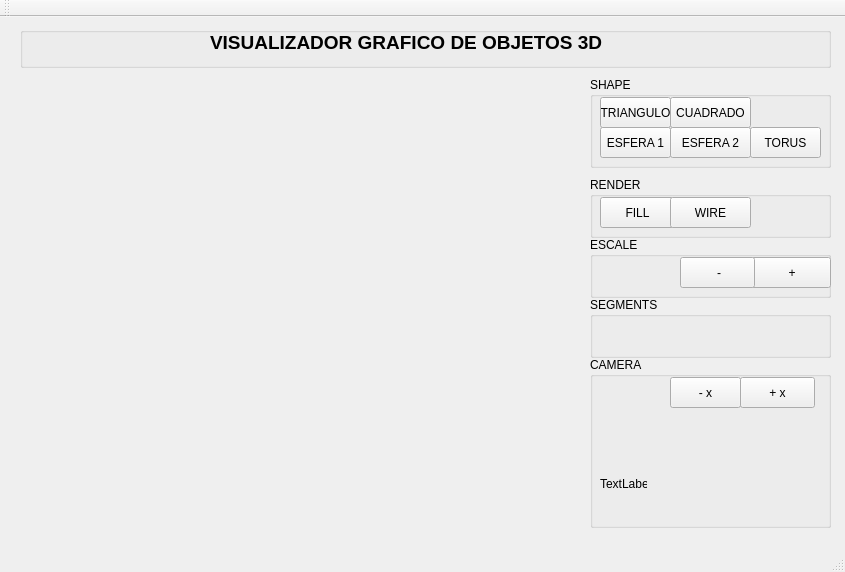
Above: ProyectoVisualizacion3D/ProyectoVisualizacion3D.ui from katriel18/ProyectoVisualizacion3D before the change. Below: the same form after it.
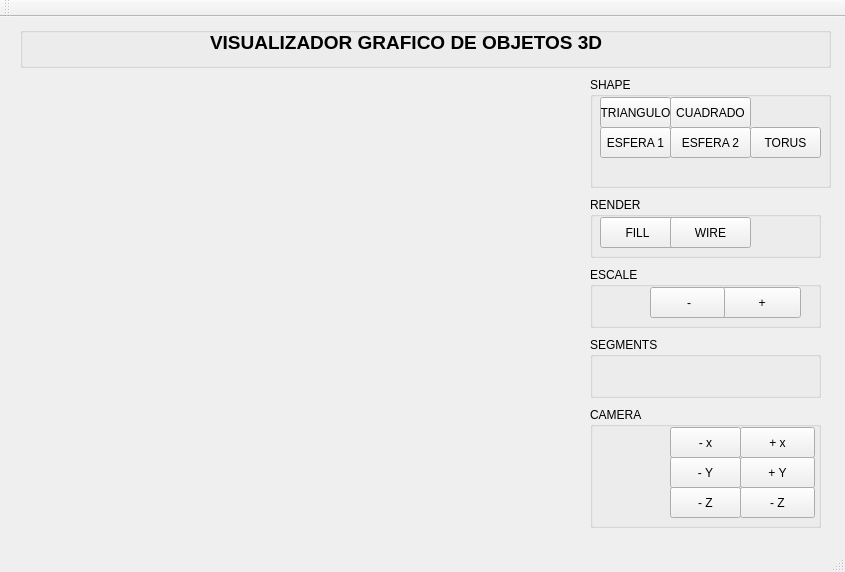
That is the form after the change.

The edit to the form file:
```diff
--- a/ProyectoVisualizacion3D/ProyectoVisualizacion3D.ui
+++ b/ProyectoVisualizacion3D/ProyectoVisualizacion3D.ui
@@ -31,7 +31,7 @@
       <x>590</x>
       <y>60</y>
       <width>241</width>
-      <height>91</height>
+      <height>111</height>
      </rect>
     </property>
     <property name="title">
@@ -107,8 +107,8 @@
     <property name="geometry">
      <rect>
       <x>590</x>
-      <y>160</y>
-      <width>241</width>
+      <y>180</y>
+      <width>231</width>
       <height>61</height>
      </rect>
     </property>
@@ -146,8 +146,8 @@
     <property name="geometry">
      <rect>
       <x>590</x>
-      <y>280</y>
-      <width>241</width>
+      <y>320</y>
+      <width>231</width>
       <height>61</height>
      </rect>
     </property>
@@ -159,9 +159,9 @@
     <property name="geometry">
      <rect>
       <x>590</x>
-      <y>340</y>
-      <width>241</width>
-      <height>171</height>
+      <y>390</y>
+      <width>231</width>
+      <height>121</height>
      </rect>
     </property>
     <property name="title">
@@ -206,19 +206,6 @@
       <string/>
      </property>
     </widget>
-    <widget class="QLabel" name="label_5">
-     <property name="geometry">
-      <rect>
-       <x>10</x>
-       <y>120</y>
-       <width>47</width>
-       <height>13</height>
-      </rect>
-     </property>
-     <property name="text">
-      <string>TextLabel</string>
-     </property>
-    </widget>
     <widget class="QPushButton" name="pushButton_10">
      <property name="geometry">
       <rect>
@@ -245,6 +232,58 @@
       <string>+ x</string>
      </property>
     </widget>
+    <widget class="QPushButton" name="pushButton_12">
+     <property name="geometry">
+      <rect>
+       <x>80</x>
+       <y>50</y>
+       <width>71</width>
+       <height>31</height>
+      </rect>
+     </property>
+     <property name="text">
+      <string>- Y</string>
+     </property>
+    </widget>
+    <widget class="QPushButton" name="pushButton_13">
+     <property name="geometry">
+      <rect>
+       <x>150</x>
+       <y>50</y>
+       <width>75</width>
+       <height>31</height>
+      </rect>
+     </property>
+     <property name="text">
+      <string>+ Y</string>
+     </property>
+    </widget>
+    <widget class="QPushButton" name="pushButton_14">
+     <property name="geometry">
+      <rect>
+       <x>80</x>
+       <y>80</y>
+       <width>71</width>
+       <height>31</height>
+      </rect>
+     </property>
+     <property name="text">
+      <string>- Z</string>
+     </property>
+    </widget>
+    <widget class="QPushButton" name="pushButton_15">
+     <property name="geometry">
+      <rect>
+       <x>150</x>
+       <y>80</y>
+       <width>75</width>
+       <height>31</height>
+      </rect>
+     </property>
+     <property name="text">
+      <string>- Z</string>
+     </property>
+    </widget>
    </widget>
    <widget class="QGroupBox" name="groupBox_5">
     <property name="geometry">
@@ -283,8 +322,8 @@
     <property name="geometry">
      <rect>
       <x>590</x>
-      <y>220</y>
-      <width>241</width>
+      <y>250</y>
+      <width>231</width>
       <height>61</height>
      </rect>
     </property>
@@ -294,7 +333,7 @@
     <widget class="QPushButton" name="pushButton_5">
      <property name="geometry">
       <rect>
-       <x>160</x>
+       <x>130</x>
        <y>20</y>
        <width>81</width>
        <height>31</height>
@@ -307,7 +346,7 @@
     <widget class="QPushButton" name="pushButton_9">
      <property name="geometry">
       <rect>
-       <x>90</x>
+       <x>60</x>
        <y>20</y>
        <width>75</width>
        <height>31</height>
```
